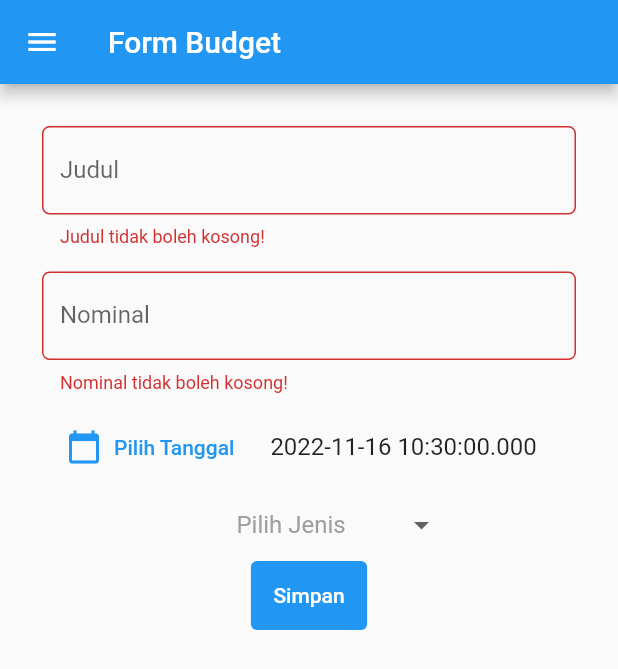
After one commit to rubentanoey/pbp-flutter-lab, a Flutter app: the AddBudget screen opened directly, after a tap on "Simpan", on a phone screen of 412 x 824 dp. The commit adds this screen. Shown: the top 669 px of the screen. Run offline on Flutter 3.47's test engine with Material 2 defaults, Android fonts, the phone set to English and light mode, and no system bars.

Commit message:
DONE assignment 8

```diff
--- /dev/null
+++ b/counter_7/lib/add_budget.dart
@@ -0,0 +1,197 @@
+import 'package:counter_7/budget_data.dart';
+import 'package:flutter/material.dart';
+import 'package:flutter/services.dart';
+import 'package:counter_7/nav_burger.dart';
+import 'data_store.dart' as globals;
+
+class AddBudget extends StatefulWidget {
+    const AddBudget({super.key});
+
+    @override
+    State<AddBudget> createState() => _AddBudgetState();
+}
+
+class _AddBudgetState extends State<AddBudget> {
+    final _formKey = GlobalKey<FormState>();
+    String? _judul;
+    int? nominal;
+    String? jenisBudget;
+    List<String> listJenisBudget = ['Pemasukan', 'Pengeluaran'];
+    DateTime date = DateTime.now();
+
+    onPressed(BuildContext context) {
+        var data =
+        globals.BudgetProperty(judul: _judul!, nominal: nominal!, jenisBudget: jenisBudget!, date: date);
+        globals.budget_list.add(data);
+        Navigator.pushReplacement(
+            context,
+            MaterialPageRoute(builder: (context) => const BudgetData()),
+        );
+    }
+
+    @override
+    Widget build(BuildContext context) {
+        return Scaffold(
+            appBar: AppBar(
+                title: Text('Form Budget'),
+            ),
+            drawer: const NavBurger(),
+            body: Form(
+                key: _formKey,
+                child: SingleChildScrollView(
+                    child: Container(
+                        padding: const EdgeInsets.all(20.0),
+                        child: Column(
+                            children: [
+                                Padding(
+                                    // Menggunakan padding sebesar 8 pixels
+                                    padding: const EdgeInsets.all(8.0),
+                                    child: TextFormField(
+                                        decoration: InputDecoration(
+                                            hintText: "Beli Makan",
+                                            labelText: "Judul",
+                                            // Menambahkan circular border agar lebih rapi
+                                            border: OutlineInputBorder(
+                                                borderRadius: BorderRadius.circular(5.0),
+                                            ),
+                                        ),
+                                        // Menambahkan behavior saat nama diketik
+                                        onChanged: (String? value) {
+                                            setState(() {
+                                                _judul = value!;
+                                            });
+                                        },
+                                        // Menambahkan behavior saat data disimpan
+                                        onSaved: (String? value) {
+                                            setState(() {
+                                                _judul = value!;
+                                            });
+                                        },
+                                        // Validator sebagai validasi form
+                                        validator: (String? value) {
+                                            if (value == null || value.isEmpty) {
+                                                return 'Judul tidak boleh kosong!';
+                                            }
+                                            return null;
+                                        },
+                                    ),
+                                ),
+                                Padding(
+                                    // Menggunakan padding sebesar 8 pixels
+                                    padding: const EdgeInsets.all(8.0),
+                                    child: TextFormField(
+                                        decoration: InputDecoration(
+                                            hintText: "15000",
+                                            labelText: "Nominal",
+                                            // Menambahkan circular border agar lebih rapi
+                                            border: OutlineInputBorder(
+                                                borderRadius: BorderRadius.circular(5.0),
+                                            ),
+                                        ),
+                                        keyboardType: TextInputType.number,
+                                        inputFormatters: <TextInputFormatter>[
+                                            FilteringTextInputFormatter.digitsOnly
+                                        ],
+                                        // Menambahkan behavior saat nama diketik
+                                        onChanged: (String? value) {
+                                            setState(() {
+                                                if (value != '') {
+                                                    nominal = int.parse(value!);
+                                                }
+                                            });
+                                        },
+                                        // Menambahkan behavior saat data disimpan
+                                        onSaved: (String? value) {
+                                            setState(() {
+                                                if (value != '') {
+                                                    nominal = int.parse(value!);
+                                                }
+                                            });
+                                        },
+                                        // Validator sebagai validasi form
+                                        validator: (String? value) {
+                                            if (value == null || value.isEmpty) {
+                                                return 'Nominal tidak boleh kosong!';
+                                            }
+                                            return null;
+                                        },
+                                    ),
+                                ),
+                                ListTile(
+                                    title: Text(date.toString()),
+                                    leading: TextButton.icon(
+                                        icon: const Icon(Icons.calendar_today),
+                                        label: const Text("Pilih Tanggal"),
+                                        onPressed: () {
+                                            showDatePicker(
+                                                context: context,
+                                                initialDate: DateTime.now(),
+                                                firstDate: DateTime(2000),
+                                                lastDate: DateTime(2099),
+                                            ).then((date) {
+                                                //tambahkan setState dan panggil variabel _dateTime.
+                                                setState(() {
+                                                    this.date = date!;
+                                                });
+                                            });
+                                        },
+                                    ),
+                                ),
+                                DropdownButtonHideUnderline(
+                                    child: DropdownButton(
+                                        value: jenisBudget,
+                                        icon: const Icon(Icons.arrow_drop_down),
+                                        items: listJenisBudget.map((String items) {
+                                            return DropdownMenuItem(
+                                                value: items,
+                                                child: Text(items),
+                                            );
+                                        }).toList(),
+                                        onChanged: (String? newValue) {
+                                            setState(() {
+                                                jenisBudget = newValue!;
+                                            });
+                                        },
+                                        hint: Container(
+                                            width: 150, //and here
+                                            child: const Text(
+                                                "Pilih Jenis",
+                                                style: TextStyle(color: Colors.grey),
+                                                textAlign: TextAlign.center,
+                                            ),
+                                        ),
+                                    ),
+                                ),
+                                Align(
+                                    alignment: Alignment.bottomCenter,
+                                    child: TextButton(
+                                        style: TextButton.styleFrom(
+                                            backgroundColor: Colors.blue,
+                                            padding: const EdgeInsets.all(15.0),
+                                            tapTargetSize: MaterialTapTargetSize.shrinkWrap,
+                                            alignment: Alignment.center),
+                                        onPressed: () {
+                                            if (_formKey.currentState!.validate()) {
+                                                if (jenisBudget == null || jenisBudget == '') {
+                                                    ScaffoldMessenger.of(context).showSnackBar(const SnackBar(
+                                                        content: Text("Jenis budget tidak boleh kosong!"),
+                                                    ));
+                                                } else {
+                                                    onPressed(context);
+                                                }
+                                            }
+                                        },
+                                        child: const Text(
+                                            "Simpan",
+                                            style: TextStyle(color: Colors.white),
+                                        ),
+                                    ),
+                                ),
+                            ],
+                        ),
+                    ),
+                ),
+            ),
+        );
+    }
+}
--- /dev/null
+++ b/counter_7/lib/data_store.dart
@@ -0,0 +1,14 @@
+library counter_7.globals;
+import 'package:counter_7/add_budget.dart';
+
+class BudgetProperty {
+  late String judul;
+  late int nominal;
+  late String jenisBudget;
+  late DateTime date;
+
+  BudgetProperty(
+      {required this.judul, required this.nominal, required this.jenisBudget, required this.date});
+}
+
+List<BudgetProperty> budget_list = [];
--- a/counter_7/lib/main.dart
+++ b/counter_7/lib/main.dart
@@ -1,3 +1,4 @@
+import 'package:counter_7/nav_burger.dart';
 import 'package:flutter/material.dart';
 
 void main() {
@@ -86,6 +87,7 @@ class _MyHomePageState extends State<MyHomePage> {
         // the App.build method, and use it to set our appbar title.
         title: Text(widget.title),
       ),
+      drawer: const NavBurger(),
       body: Center(
         // Center is a layout widget. It takes a single child and positions it
         // in the middle of the parent.
--- /dev/null
+++ b/counter_7/lib/nav_burger.dart
@@ -0,0 +1,51 @@
+import 'package:counter_7/add_budget.dart';
+import 'package:counter_7/budget_data.dart';
+import 'package:flutter/material.dart';
+import 'package:counter_7/main.dart';
+
+class NavBurger extends StatelessWidget {
+  const NavBurger({super.key});
+
+  @override
+  Widget build(BuildContext context) {
+    return Drawer(
+      child: Column(
+        children: [
+          // Menambahkan clickable menu
+          ListTile(
+            title: const Text('counter_7'),
+            onTap: () {
+              // Route menu ke halaman utama
+              Navigator.pushReplacement(
+                context,
+                MaterialPageRoute(
+                    builder: (context) => const MyHomePage(title: 'counter_7')),
+              );
+            },
+          ),
+          ListTile(
+            title: const Text('Tambah Budget'),
+            onTap: () {
+              // Route menu ke halaman tambah budget
+              Navigator.pushReplacement(
+                context,
+                MaterialPageRoute(
+                    builder: (context) => const AddBudget()),
+              );
+            },
+          ),
+          ListTile(
+            title: const Text('Data Budget'),
+            onTap: () {
+              // Route menu ke halaman data budget
+              Navigator.pushReplacement(
+                context,
+                MaterialPageRoute(builder: (context) => const BudgetData()),
+              );
+            },
+          ),
+        ],
+      ),
+    );
+  }
+}
```
Also changed, not shown: counter_7/lib/budget_data.dart (added, +50 -0 lines), counter_7/lib/form.dart (deleted, +0 -37 lines).
